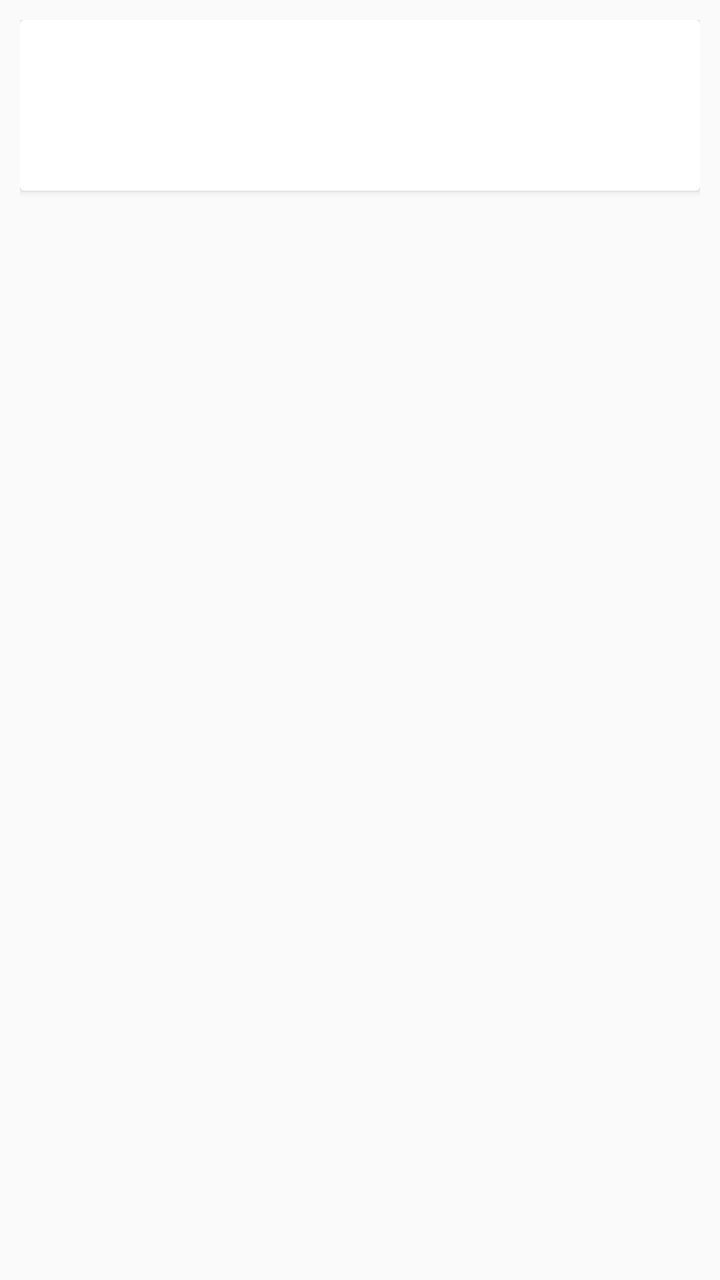
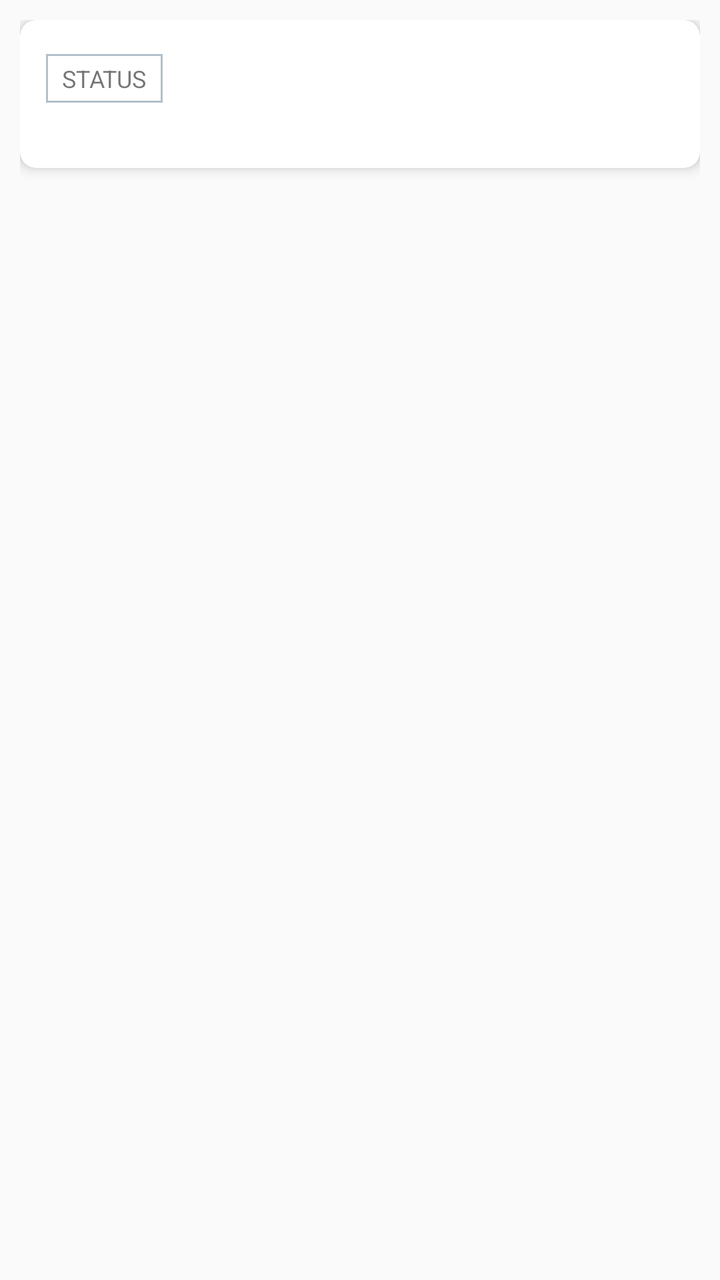

An Android layout rendered at two revisions. The XML below is the earlier revision; the diff shows what the commit changed to produce the second picture.
<!-- AndroidManifest.xml: application theme MyMaterialTheme -->
<!-- res/layout/event_view.xml -->
<?xml version="1.0" encoding="utf-8"?>
<LinearLayout xmlns:android="http://schemas.android.com/apk/res/android"
    android:layout_width="match_parent"
    android:layout_height="wrap_content"
    android:padding="10dp">

    <androidx.cardview.widget.CardView
        android:id="@+id/event_card_view"
        android:layout_width="match_parent"
        android:layout_height="wrap_content">

        <RelativeLayout
            android:layout_width="match_parent"
            android:layout_height="wrap_content"
            android:padding="13dp">

            <ImageView
                android:id="@+id/event_photo_card_view"
                android:layout_width="wrap_content"
                android:layout_height="wrap_content"
                android:layout_alignParentLeft="true"
                android:layout_alignParentTop="true"
                android:layout_marginRight="16dp" />

            <TextView
                android:id="@+id/event_name_card_view"
                android:layout_width="wrap_content"
                android:layout_height="wrap_content"
                android:layout_alignParentTop="true"
                android:layout_toRightOf="@+id/event_photo_card_view"
                android:textSize="30sp" />


            <TextView
                android:id="@+id/event_description_card_view"
                android:layout_width="wrap_content"
                android:layout_height="wrap_content"
                android:layout_below="@+id/event_name_card_view"
                android:layout_toRightOf="@+id/event_photo_card_view" />

        </RelativeLayout>
    </androidx.cardview.widget.CardView>
</LinearLayout>
<!-- resources referenced by this layout -->
<resources>
  <style name="MyMaterialTheme" parent="MyMaterialTheme.Base" />
  <style name="MyMaterialTheme.Base" parent="Theme.AppCompat.Light.DarkActionBar">
          
          <item name="windowNoTitle">true</item>
          <item name="windowActionBar">true</item>
  
          <item name="colorPrimary">@color/colorPrimary</item>
          <item name="colorPrimaryDark">@color/colorPrimaryDark</item>
          <item name="colorAccent">@color/colorAccent</item>
      </style>
  <color name="colorPrimary">#125688</color>
  <color name="colorPrimaryDark">#125688</color>
  <color name="colorAccent">#cdd4d9</color>
</resources>

<!-- the commit's change to res/layout/event_view.xml (unified diff, before → after) -->
@@ -1,5 +1,6 @@
 <?xml version="1.0" encoding="utf-8"?>
 <LinearLayout xmlns:android="http://schemas.android.com/apk/res/android"
+    xmlns:app="http://schemas.android.com/apk/res-auto"
     android:layout_width="match_parent"
     android:layout_height="wrap_content"
     android:padding="10dp">
@@ -7,36 +8,66 @@
     <androidx.cardview.widget.CardView
         android:id="@+id/event_card_view"
         android:layout_width="match_parent"
-        android:layout_height="wrap_content">
+        android:layout_height="wrap_content"
+        app:cardCornerRadius="8dp"
+        app:cardElevation="4dp">
 
         <RelativeLayout
             android:layout_width="match_parent"
             android:layout_height="wrap_content"
             android:padding="13dp">
 
-            <ImageView
-                android:id="@+id/event_photo_card_view"
+            <LinearLayout
+                android:id="@+id/event_image_container"
                 android:layout_width="wrap_content"
                 android:layout_height="wrap_content"
-                android:layout_alignParentLeft="true"
+                android:layout_alignParentStart="true"
                 android:layout_alignParentTop="true"
-                android:layout_marginRight="16dp" />
+                android:layout_marginEnd="16dp"
+                android:gravity="center_horizontal"
+                android:orientation="vertical">
+
+                <ImageView
+                    android:id="@+id/event_photo_card_view"
+                    android:layout_width="wrap_content"
+                    android:layout_height="wrap_content" />
+
+                <TextView
+                    android:id="@+id/event_status_card_view"
+                    android:layout_width="wrap_content"
+                    android:layout_height="wrap_content"
+                    android:layout_marginTop="4dp"
+                    android:background="@drawable/edit_text_background_border"
+                    android:gravity="center"
+                    android:paddingHorizontal="8dp"
+                    android:paddingVertical="4dp"
+                    android:text="STATUS"
+                    android:textAllCaps="true"
+                    android:textSize="12sp" />
+
+                <TextView
+                    android:id="@+id/event_creator_card_view"
+                    android:layout_width="wrap_content"
+                    android:layout_height="wrap_content"
+                    android:layout_marginTop="5dp"
+                    android:textSize="11sp" />
+            </LinearLayout>
 
             <TextView
                 android:id="@+id/event_name_card_view"
                 android:layout_width="wrap_content"
                 android:layout_height="wrap_content"
-                android:layout_alignParentTop="true"
-                android:layout_toRightOf="@+id/event_photo_card_view"
-                android:textSize="30sp" />
-
+                android:layout_toEndOf="@id/event_image_container"
+                android:textSize="18sp" />
 
             <TextView
                 android:id="@+id/event_description_card_view"
                 android:layout_width="wrap_content"
                 android:layout_height="wrap_content"
                 android:layout_below="@+id/event_name_card_view"
-                android:layout_toRightOf="@+id/event_photo_card_view" />
+                android:layout_toEndOf="@id/event_image_container"
+                android:maxLines="3"
+                android:textSize="14sp" />
 
         </RelativeLayout>
     </androidx.cardview.widget.CardView>
<!-- resource entries referenced after the edit -->
@@ -1,6 +1,13 @@
 <!-- resources referenced by this layout -->
 <resources>
+  <!-- drawable edit_text_background_border (drawable) -->
+  <shape xmlns:android="http://schemas.android.com/apk/res/android">
+      <stroke
+          android:width="1dp"
+          android:color="@color/editTextBorder" />
+  </shape>
   <style name="MyMaterialTheme" parent="MyMaterialTheme.Base" />
+  <color name="editTextBorder">#b1c0ca</color>
   <style name="MyMaterialTheme.Base" parent="Theme.AppCompat.Light.DarkActionBar">
           
           <item name="windowNoTitle">true</item>
